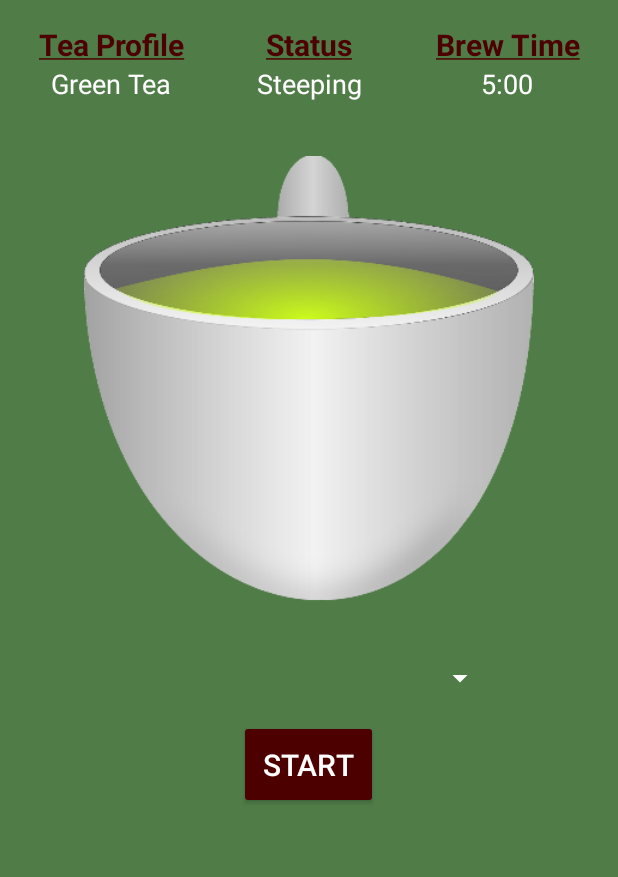
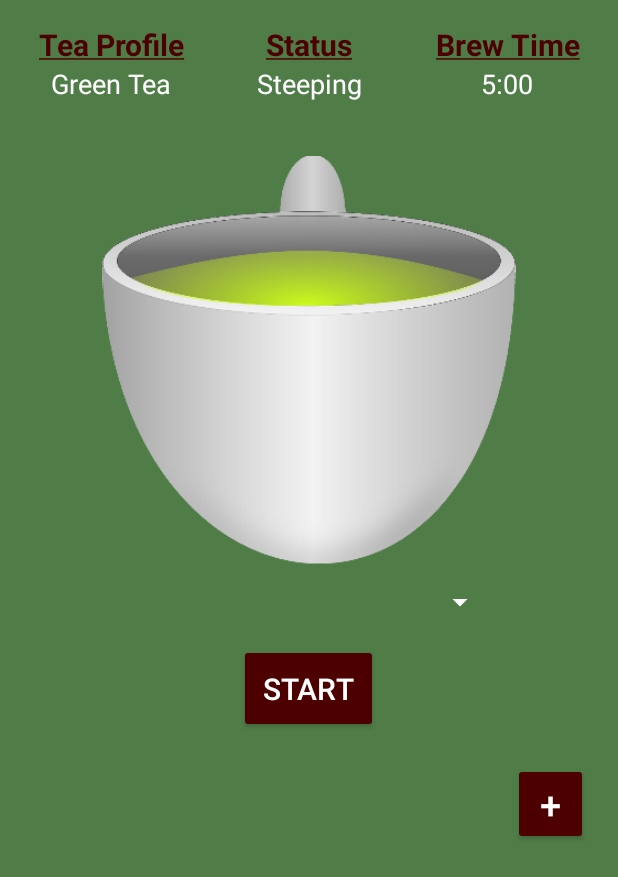
Before and after one commit to Addison-Dalton/teatime, an Android app: the screen it shows after launch (MainActivity), on a phone screen of 412 x 824 dp. Shown: the top 877 px of the screen. Run offline under Robolectric (Android 15) with nearby library versions, the phone set to English and light mode, and no system bars; 2 statements that could not run were skipped.

Commit message:
added '+' button for adding custom tea profiles

```diff
--- a/app/src/main/res/layout/activity_main.xml
+++ b/app/src/main/res/layout/activity_main.xml
@@ -97,8 +97,11 @@
     <ImageView
         android:id="@+id/imageView"
         android:layout_width="match_parent"
-        android:layout_height="300dp"
-        android:layout_margin="36dp"
+        android:layout_height="275dp"
+        android:layout_marginTop="36dp"
+        android:layout_marginStart="36dp"
+        android:layout_marginEnd="36dp"
+        android:layout_marginBottom="10dp"
         android:src="@drawable/greentea"/>
 <!--
     <Spinner
@@ -129,4 +132,14 @@
         android:padding="16dp"
         android:textSize="20sp"
         android:text="@string/btn_start" />
+
+    <Button
+        android:id="@+id/button3"
+        android:layout_width="50dp"
+        android:layout_height="wrap_content"
+        android:layout_marginTop="20dp"
+        android:layout_marginEnd="20dp"
+        android:layout_gravity="end"
+        android:textSize="25sp"
+        android:text="@string/btn_add_tea_profile" />
 </LinearLayout>
```
